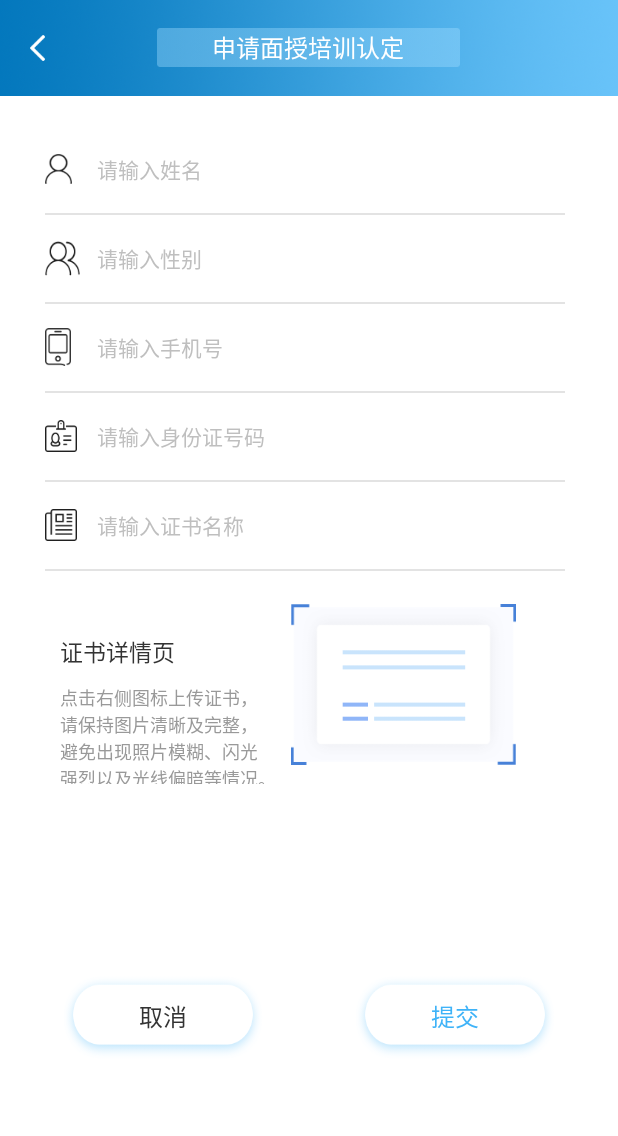
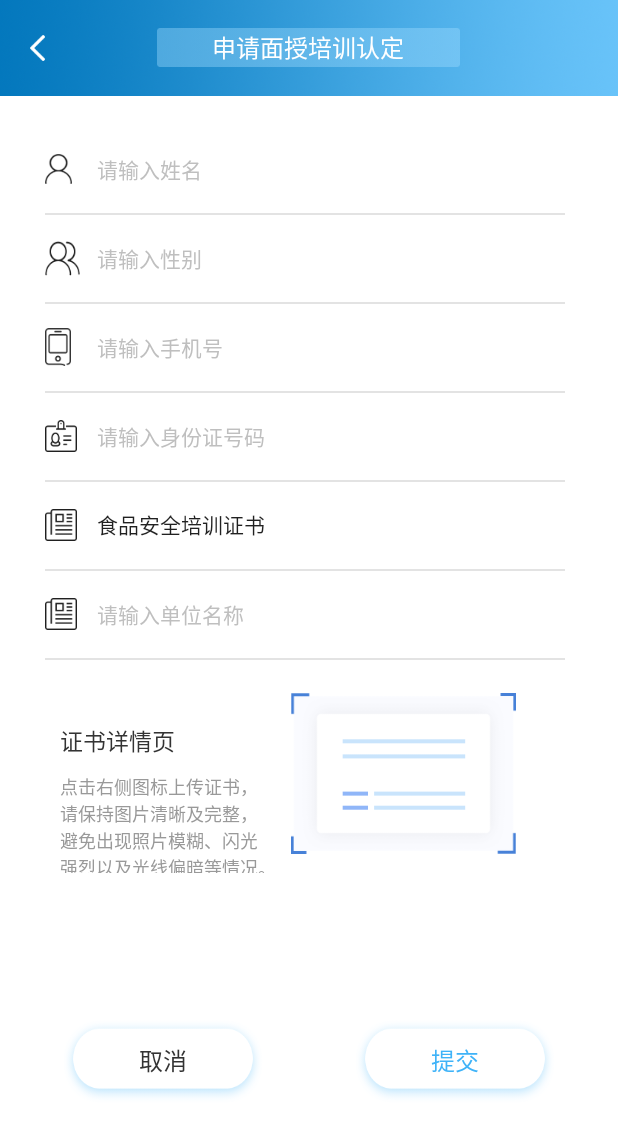
Before and after one commit to zhukaifeng/FoodSafety, an Android app: the ApplyTrainingActivity screen opened directly, with no data from a screen before it, on a phone screen of 412 x 824 dp. Shown: the top 1136 px of the screen. Run offline under Robolectric (Android 15) with nearby library versions, the phone set to English and light mode, and no system bars; our stand-ins replace ButterKnife, CircleImageView, EventBus; pictures from the network do not load.

Commit message:
修改bug

```diff
--- a/FoodSafety/app/src/main/AndroidManifest.xml
+++ b/FoodSafety/app/src/main/AndroidManifest.xml
@@ -16,7 +16,7 @@
         android:icon="@mipmap/ic_launcher"
         android:name=".base.App"
         android:label="@string/app_name"
-        android:roundIcon="@mipmap/ic_launcher_round"
+        android:roundIcon="@drawable/ic_logo"
         android:supportsRtl="true"
         android:theme="@style/AppTheme"
         android:usesCleartextTraffic="true"
--- a/FoodSafety/app/src/main/java/com/osiris/food/login/RegistActivity.java
+++ b/FoodSafety/app/src/main/java/com/osiris/food/login/RegistActivity.java
@@ -36,6 +36,7 @@ public class RegistActivity extends BaseActivity {
 	EditText edt_mail;
 	@BindView(R.id.edt_eduction)
 	EditText edt_eduction;
+	private int positionId = -1;
 
 
 	@Override
@@ -45,6 +46,7 @@ public class RegistActivity extends BaseActivity {
 
 	@Override
 	public void init() {
+		positionId = getIntent().getIntExtra("identity",-1);
 
 	}
 
@@ -70,6 +72,7 @@ public class RegistActivity extends BaseActivity {
 				intent.putExtra("document_num", edt_document_num.getText().toString());
 				intent.putExtra("mail", edt_mail.getText().toString());
 				intent.putExtra("eduction", edt_eduction.getText().toString());
+				intent.putExtra("identity",positionId);
 
 				startActivity(intent);
 				break;
--- a/FoodSafety/app/src/main/java/com/osiris/food/login/RegistCompleteActivity.java
+++ b/FoodSafety/app/src/main/java/com/osiris/food/login/RegistCompleteActivity.java
@@ -51,6 +51,7 @@ public class RegistCompleteActivity extends BaseActivity {
 	private String eduction;
 	private int princeId;
 	private int cityId;
+	private int positionId = -1;
 
 	private List<ProvinceDetail.DataBean> dataList = new ArrayList<>();
 	private List<ProvinceDetail.DataBean> dataCityList = new ArrayList<>();
@@ -70,6 +71,7 @@ public class RegistCompleteActivity extends BaseActivity {
 		document_num = getIntent().getStringExtra("document_num");
 		mail = getIntent().getStringExtra("mail");
 		eduction = getIntent().getStringExtra("eduction");
+		positionId = getIntent().getIntExtra("identity",-1);
 
 		getProvinceId();
 
--- a/FoodSafety/app/src/main/java/com/osiris/food/train/ApplyTrainingActivity.java
+++ b/FoodSafety/app/src/main/java/com/osiris/food/train/ApplyTrainingActivity.java
@@ -3,6 +3,7 @@ package com.osiris.food.train;
 import android.content.Intent;
 import android.graphics.Bitmap;
 import android.net.Uri;
+import android.os.Bundle;
 import android.os.Environment;
 import android.provider.MediaStore;
 import android.text.TextUtils;
@@ -28,6 +29,7 @@ import java.util.HashMap;
 import java.util.Map;
 
 import butterknife.BindView;
+import butterknife.ButterKnife;
 import butterknife.OnClick;
 
 public class ApplyTrainingActivity extends BaseActivity {
@@ -49,10 +51,13 @@ public class ApplyTrainingActivity extends BaseActivity {
 	TextView tv_title;
 	@BindView(R.id.iv_pic)
 	ImageView iv_pic;
+	@BindView(R.id.edt_company_name)
+	EditText edtCompanyName;
 
 	private static final int REQUEST_CODE_GALLERY = 0x10;// 图库选取图片标识请求码
 	private static final int CROP_PHOTO = 0x12;// 裁剪图片标识请求码
 	private static final int STORAGE_PERMISSION = 0x20;// 动态申请存储权限标识
+
 
 	private File imageFile = null;// 声明File对象
 	private Uri imageUri = null;// 裁剪后的图片uri
@@ -65,6 +70,7 @@ public class ApplyTrainingActivity extends BaseActivity {
 	@Override
 	public void init() {
 		tv_title.setText(getString(R.string.txt_title_train_apply));
+		edt_document_num.setText("食品安全培训证书");
 
 	}
 
@@ -253,4 +259,10 @@ public class ApplyTrainingActivity extends BaseActivity {
 		}
 	}
 
+	@Override
+	protected void onCreate(Bundle savedInstanceState) {
+		super.onCreate(savedInstanceState);
+		// TODO: add setContentView(...) invocation
+		ButterKnife.bind(this);
 	}
+}
--- a/FoodSafety/app/src/main/res/layout/activity_training_apply.xml
+++ b/FoodSafety/app/src/main/res/layout/activity_training_apply.xml
@@ -195,7 +195,41 @@
             android:layout_width="match_parent"
             android:layout_height="@dimen/dp1"
             android:background="@color/gray_line_e3" />
+        <RelativeLayout
+            android:layout_width="match_parent"
+            android:layout_height="@dimen/dp58">
 
+            <RelativeLayout
+                android:id="@+id/rl_company_name"
+                android:layout_width="@dimen/dp23"
+                android:layout_height="wrap_content"
+                android:layout_centerVertical="true">
+
+                <ImageView
+                    android:layout_width="@dimen/dp21"
+                    android:layout_height="@dimen/dp21"
+                    android:background="@drawable/bg_document_type" />
+            </RelativeLayout>
+
+
+            <EditText
+                android:id="@+id/edt_company_name"
+                android:layout_width="match_parent"
+                android:layout_height="wrap_content"
+                android:layout_centerVertical="true"
+                android:layout_marginLeft="@dimen/dp11"
+                android:layout_toRightOf="@+id/rl_company_name"
+                android:background="@null"
+                android:hint="@string/txt_input_company_name"
+                android:textColorHint="@color/txt_hint_input_gray_191"
+                android:textSize="@dimen/sp14" />
+
+
+        </RelativeLayout>
+        <View
+            android:layout_width="match_parent"
+            android:layout_height="@dimen/dp1"
+            android:background="@color/gray_line_e3" />
         <RelativeLayout
             android:id="@+id/rl_choose_third"
             android:layout_width="match_parent"
--- a/FoodSafety/app/src/main/res/layout/item_select_identity.xml
+++ b/FoodSafety/app/src/main/res/layout/item_select_identity.xml
@@ -21,6 +21,8 @@
             android:layout_width="wrap_content"
             android:layout_height="wrap_content"
             android:layout_centerVertical="true"
+            android:checked="false"
+            android:clickable="false"
             android:button="@null"
             android:background="@drawable/bg_checkbox_policy"
             />
--- a/FoodSafety/app/src/main/res/values/strings.xml
+++ b/FoodSafety/app/src/main/res/values/strings.xml
@@ -1,5 +1,5 @@
 <resources>
-    <string name="app_name">食品安全</string>
+    <string name="app_name">食品安全培训</string>
 
     <string name="txt_login_input_phone">请输入手机号</string>
     <string name="txt_login_input_pwd">请输入密码</string>
@@ -138,6 +138,7 @@
     <string name="confirm_note"><u>认定说明</u></string>
     <string name="public_class">公共课程</string>
     <string name="major_class">专业课程</string>
+    <string name="policy_rule">法律法规</string>
     <string name="all">全部</string>
     <string name="paid">已缴费</string>
     <string name="unpaid">未缴费</string>
```
Also changed, not shown: FoodSafety/app/src/main/java/com/osiris/food/home/fragment/PolicyRuleFragment.java (added, +21 -0 lines), FoodSafety/app/src/main/java/com/osiris/food/home/fragment/StudyFragment.java (+11 -6 lines), FoodSafety/app/src/main/java/com/osiris/food/login/IdentitySelectionActivity.java (+35 -10 lines), FoodSafety/app/src/main/java/com/osiris/food/login/LoginActivity.java (+5 -5 lines), FoodSafety/app/src/main/java/com/osiris/food/login/adapter/IdentitySelectAdapter.java (+11 -5 lines), FoodSafety/app/src/main/java/com/osiris/food/model/IdentitySelect.java (added, +40 -0 lines), FoodSafety/app/src/main/res/drawable-hdpi/ic_logo.png (added). Lines whose indentation alone changed are shown as unchanged.
